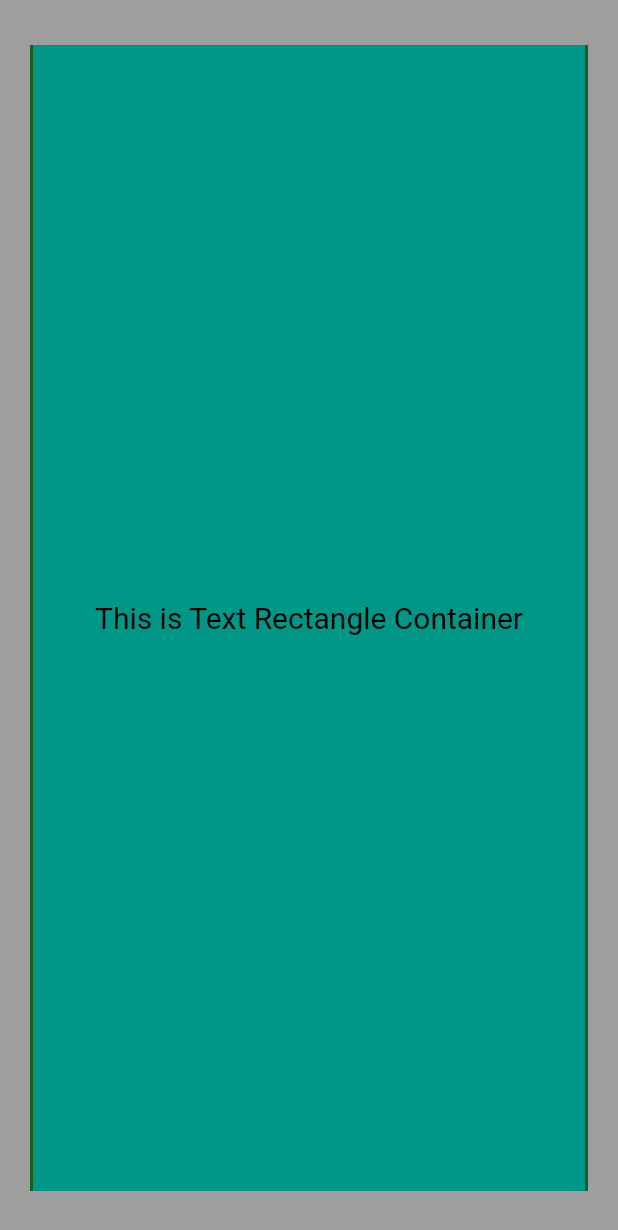
After one commit to ErAbhi90/how_to_flutter, a Flutter app: the screen it shows after launch, on a phone screen of 412 x 824 dp. The commit adds this screen. Shown: the top 1230 px of the screen. Run offline on Flutter 3.47's test engine with Material 2 defaults, Android fonts, the phone set to English and light mode, and no system bars.

Commit message:
Seprated widgets in widgets folder

```diff
--- /dev/null
+++ b/lib/widgets/rectangular_container.dart
@@ -0,0 +1,44 @@
+import 'package:flutter/material.dart';
+import 'package:how_to_flutter/resources/strings.dart';
+
+class RectangularContainer extends StatelessWidget {
+  @override
+  Widget build(BuildContext context) {
+    return Container(
+      decoration: BoxDecoration(
+          shape: BoxShape.rectangle,
+          color: Colors.teal,
+          border: Border(
+            left: BorderSide(
+              color: Colors.green[900],
+              width: 2.0,
+            ),
+            right: BorderSide(
+              color: Colors.green[900],
+              width: 2.0,
+            ),
+          )),
+      margin: EdgeInsets.only(
+        left: 20.0,
+        right: 20.0,
+        top: 30.0,
+        bottom: 30.0,
+      ),
+      padding: EdgeInsets.symmetric(
+        horizontal: 10.0,
+        vertical: 10.0,
+      ),
+      child: Center(
+        child: Text(
+          Strings.rectangleText,
+          textAlign: TextAlign.center,
+          textDirection: TextDirection.ltr,
+          style: TextStyle(
+            color: Colors.black,
+            fontSize: 20.0,
+          ),
+        ),
+      ),
+    );
+  }
+}
```
Also changed, not shown: lib/ui/MyApp.dart (+11 -79 lines), lib/widgets/basic_container.dart (added, +22 -0 lines), lib/widgets/circular_container.dart (added, +35 -0 lines).
